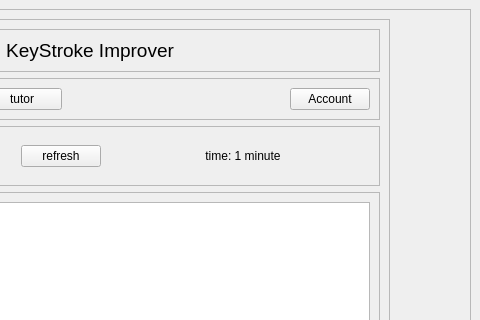
Prakash5209/typing_tutor, file home.ui: the form before one commit; both pictures show x 300 to 780 and y 0 to 320 of the 780 by 539 pixel window.
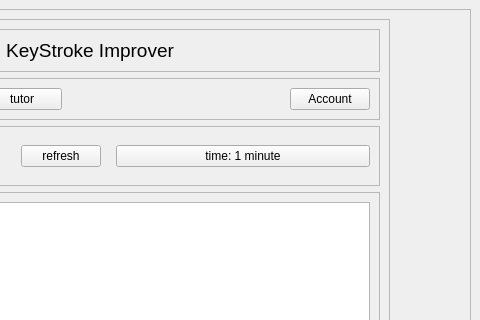
The form after the commit.

```diff
--- a/home.ui
+++ b/home.ui
@@ -239,13 +239,10 @@
                </widget>
               </item>
               <item>
-               <widget class="QLabel" name="label_3">
+                <widget class="QPushButton" name="label_3">
                 <property name="text">
                  <string>time: 1 minute</string>
                 </property>
-                <property name="alignment">
-                 <set>Qt::AlignCenter</set>
-                </property>
                </widget>
               </item>
              </layout>
```
Lines whose indentation alone changed are shown as unchanged.
